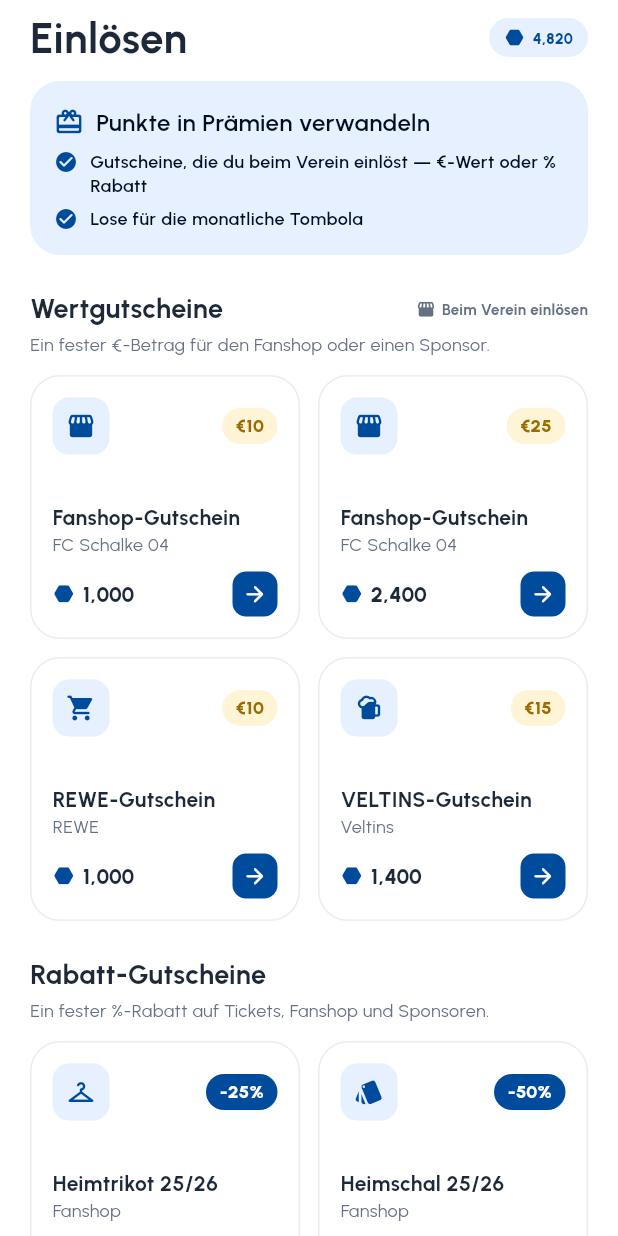
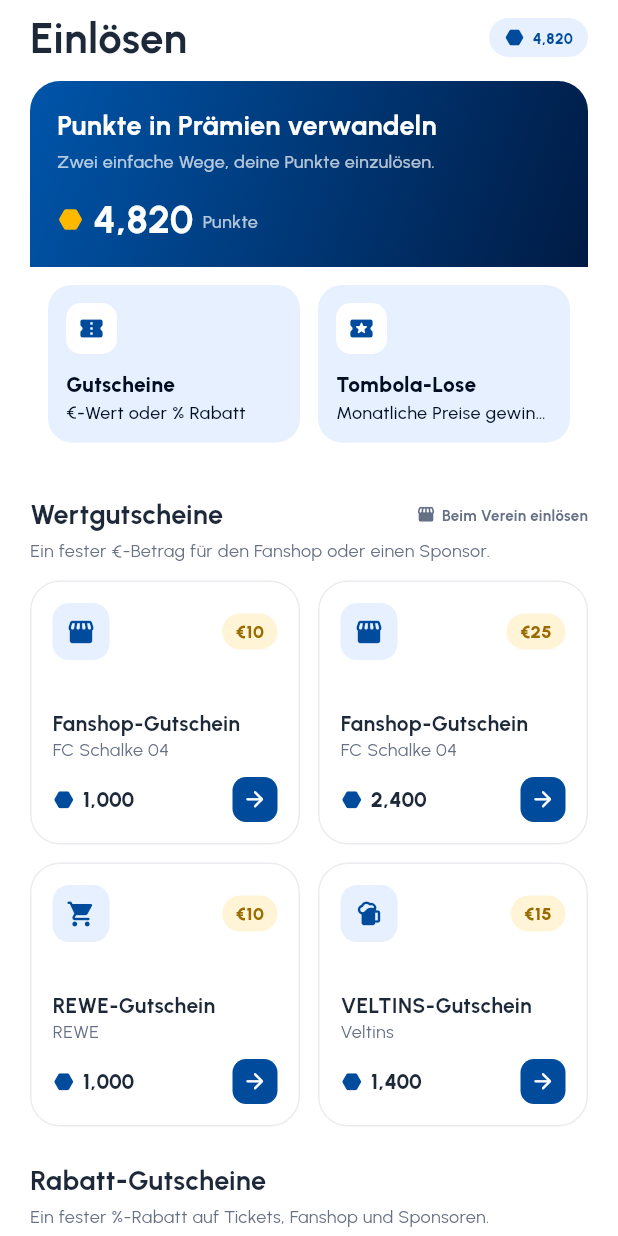
Before and after one commit to COREVIONLABS/EMBAapp-native, a Flutter app: the RedeemScreen screen opened directly, on a phone screen of 412 x 824 dp. Run offline on Flutter 3.47's test engine with Material 3 defaults, Android fonts, the phone set to English and light mode, and no system bars; our stand-ins replace flutter_svg.

Commit message:
Build APK: calm matchday quiz on Home + nicer Redeem intro hero
Home: the matchday quiz card was a loud red gradient — turn it into a calm
surface card, keeping a small red LIVE dot as the only accent.

Redeem: rebuild the top intro a fan reads first — a clean brand hero showing
the live balance, with the two ways to spend points as tidy pathway tiles
(Vouchers · Tombola lots).

Co-Authored-By: Claude Opus 4.8 <noreply@anthropic.com>
Claude-Session: https://claude.ai/code/session_0138H2TPm9wvb2D54WvCY8tL

```diff
--- a/lib/l10n/strings.dart
+++ b/lib/l10n/strings.dart
@@ -1443,6 +1443,9 @@ const Map<String, String> _de = {
 
   // ── Redeem rebuild (vouchers + tombola lots) ───────────────
   'Turn points into rewards': 'Punkte in Prämien verwandeln',
+  'Two simple ways to spend your points.': 'Zwei einfache Wege, deine Punkte einzulösen.',
+  '€-value or % off': '€-Wert oder % Rabatt',
+  'Win monthly prizes': 'Monatliche Preise gewinnen',
   'Vouchers you redeem at the club — €-value or % off': 'Gutscheine, die du beim Verein einlöst — €-Wert oder % Rabatt',
   'Lots for the monthly tombola': 'Lose für die monatliche Tombola',
   'Value vouchers': 'Wertgutscheine',
--- a/lib/screens/home_matchday.dart
+++ b/lib/screens/home_matchday.dart
@@ -156,27 +156,22 @@ class _HomeMatchdayScreenState extends State<HomeMatchdayScreen> {
       const SizedBox(height: 12),
       Padding(
         padding: const EdgeInsets.symmetric(horizontal: 20),
-        child: Tappable(
-          scale: 0.98,
+        child: SurfaceCard(
           onTap: () => _push(context, const MatchdayQuizScreen()),
-          child: Container(
-            padding: const EdgeInsets.all(16),
-            decoration: BoxDecoration(gradient: const LinearGradient(colors: [Color(0xFFC62828), Color(0xFF7F1414)]), borderRadius: BorderRadius.circular(AppRadii.card)),
           child: Row(children: [
-              Container(width: 46, height: 46, decoration: BoxDecoration(color: Colors.white.withValues(alpha: 0.16), borderRadius: BorderRadius.circular(13)), child: const Icon(Icons.quiz_rounded, color: Colors.white, size: 24)),
+            Container(width: 46, height: 46, decoration: BoxDecoration(color: AppColors.brandLightest, borderRadius: BorderRadius.circular(13)), child: const Icon(Icons.quiz_rounded, color: AppColors.brandPrimary, size: 24)),
             const SizedBox(width: 14),
             Expanded(child: Column(crossAxisAlignment: CrossAxisAlignment.start, children: [
               Row(children: [
-                  Container(width: 7, height: 7, decoration: const BoxDecoration(color: Colors.white, shape: BoxShape.circle)),
+                Container(width: 7, height: 7, decoration: const BoxDecoration(color: AppColors.danger, shape: BoxShape.circle)),
                 const SizedBox(width: 6),
-                  Text(tr('LIVE · Matchday Quiz'), style: AppText.caption1.copyWith(color: Colors.white, fontWeight: FontWeight.w800)),
+                Text(tr('LIVE · Matchday Quiz'), style: AppText.body2.copyWith(color: AppColors.textDarker, fontWeight: FontWeight.w800)),
               ]),
-                const SizedBox(height: 4),
-                Text(tr('Answer live for up to +250 points'), style: AppText.body3.copyWith(color: Colors.white70)),
+              const SizedBox(height: 3),
+              Text(tr('Answer live for up to +250 points'), style: AppText.body3Regular),
             ])),
-              const Icon(Icons.chevron_right_rounded, color: Colors.white54),
+            Icon(Icons.chevron_right_rounded, color: AppColors.textLight),
           ]),
-          ),
         ),
       ),
       const SizedBox(height: 20),
--- a/lib/screens/redeem_screen.dart
+++ b/lib/screens/redeem_screen.dart
@@ -68,20 +68,40 @@ class RedeemScreen extends StatelessWidget {
       showBack: !isTab,
       trailing: isTab ? _pointsChip() : null,
       children: [
-        // ── What points are for (replaces the old "exclusive" framing) ──
+        // ── What points are for (the first thing a fan reads) — a clean hero
+        //    with your balance and the two ways to spend it ──
         Container(
-          padding: const EdgeInsets.all(16),
-          decoration: BoxDecoration(color: AppColors.brandLightest, borderRadius: BorderRadius.circular(AppRadii.card)),
-          child: Column(crossAxisAlignment: CrossAxisAlignment.start, children: [
-            Row(children: [
-              const Icon(Icons.redeem_rounded, color: AppColors.brandPrimary, size: 20),
-              const SizedBox(width: 8),
-              Text(tr('Turn points into rewards'), style: AppText.label2.copyWith(color: AppColors.onAccent)),
-            ]),
-            const SizedBox(height: 8),
-            _bullet(tr('Vouchers you redeem at the club — €-value or % off')),
-            const SizedBox(height: 6),
-            _bullet(tr('Lots for the monthly tombola')),
+          clipBehavior: Clip.antiAlias,
+          decoration: BoxDecoration(borderRadius: BorderRadius.circular(AppRadii.card)),
+          child: Column(crossAxisAlignment: CrossAxisAlignment.stretch, children: [
+            // Headline band — deep brand gradient with the live balance.
+            Container(
+              padding: const EdgeInsets.fromLTRB(18, 18, 18, 16),
+              decoration: const BoxDecoration(gradient: LinearGradient(begin: Alignment.topLeft, end: Alignment.bottomRight, colors: AppColors.pointsGradient)),
+              child: Column(crossAxisAlignment: CrossAxisAlignment.start, children: [
+                Text(tr('Turn points into rewards'), style: AppText.label1.copyWith(color: Colors.white)),
+                const SizedBox(height: 4),
+                Text(tr('Two simple ways to spend your points.'), style: AppText.body3.copyWith(color: Colors.white70)),
+                const SizedBox(height: 14),
+                Row(children: [
+                  const Icon(Icons.hexagon_rounded, size: 18, color: AppColors.gold),
+                  const SizedBox(width: 6),
+                  Text(FanModel.pointsFormatted, style: AppText.h4.copyWith(color: Colors.white, fontSize: 26)),
+                  const SizedBox(width: 6),
+                  Padding(padding: const EdgeInsets.only(top: 4), child: Text(tr('points'), style: AppText.body3.copyWith(color: Colors.white70))),
+                ]),
+              ]),
+            ),
+            // Two pathways.
+            Container(
+              color: AppColors.surface,
+              padding: const EdgeInsets.all(12),
+              child: Row(children: [
+                Expanded(child: _pathTile(Icons.confirmation_number_rounded, tr('Vouchers'), tr('€-value or % off'))),
+                const SizedBox(width: 12),
+                Expanded(child: _pathTile(Icons.local_activity_rounded, tr('Tombola lots'), tr('Win monthly prizes'))),
+              ]),
+            ),
           ]),
         ),
         const SizedBox(height: 24),
@@ -178,11 +198,18 @@ class RedeemScreen extends StatelessWidget {
     );
   }
 
-  Widget _bullet(String text) => Row(crossAxisAlignment: CrossAxisAlignment.start, children: [
-        Icon(Icons.check_circle_rounded, size: 16, color: AppColors.brandPrimary),
-        const SizedBox(width: 8),
-        Expanded(child: Text(text, style: AppText.body3.copyWith(color: AppColors.onAccent, fontWeight: FontWeight.w600))),
-      ]);
+  // One of the two "how to spend points" pathway tiles in the intro hero.
+  Widget _pathTile(IconData icon, String title, String sub) => Container(
+        padding: const EdgeInsets.all(12),
+        decoration: BoxDecoration(color: AppColors.brandLightest, borderRadius: BorderRadius.circular(AppRadii.tile)),
+        child: Column(crossAxisAlignment: CrossAxisAlignment.start, children: [
+          Container(width: 34, height: 34, decoration: BoxDecoration(color: AppColors.surface, borderRadius: BorderRadius.circular(10)), child: Icon(icon, color: AppColors.brandPrimary, size: 18)),
+          const SizedBox(height: 10),
+          Text(title, maxLines: 1, overflow: TextOverflow.ellipsis, style: AppText.body2.copyWith(color: AppColors.onAccent, fontWeight: FontWeight.w800)),
+          const SizedBox(height: 1),
+          Text(sub, maxLines: 1, overflow: TextOverflow.ellipsis, style: AppText.body3.copyWith(color: AppColors.onAccent)),
+        ]),
+      );
 
   Widget _hint(String text) => Row(mainAxisSize: MainAxisSize.min, children: [
         Icon(Icons.storefront_rounded, size: 13, color: AppColors.textLight),
```
Lines whose indentation alone changed are shown as unchanged.
